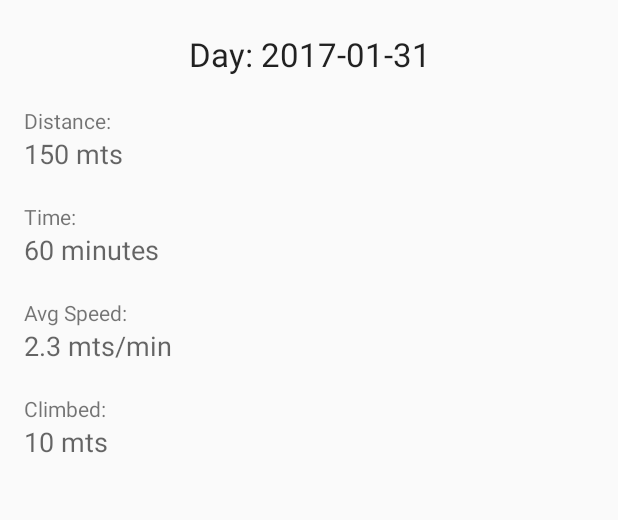
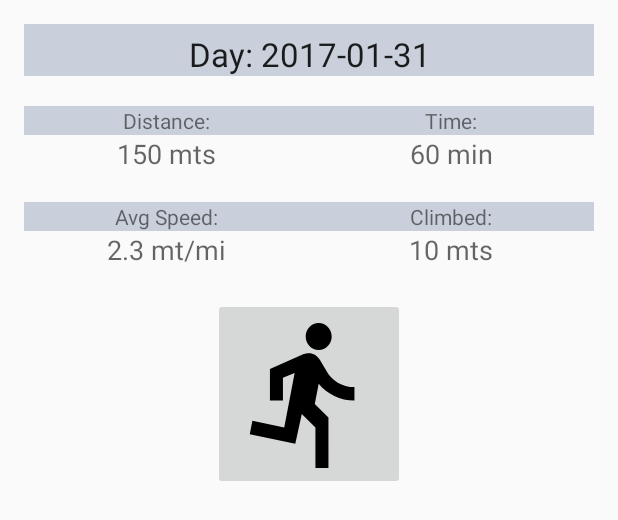
Before and after one commit to rrs2712/ActivityTracker, an Android app: the layout activity_record_details.xml on its own in the app's theme, with its tools: preview values and no code run, on a phone screen of 412 x 824 dp. Shown: the top 520 px of the screen. Run offline under Robolectric (Android 15) with nearby library versions, the light colour scheme and no system bars.

Commit message:
Layouts - activity_record_details changed - activity_main changed - icons gps_on & gps_off updated
Classes
- RecordDetails.java show location marks in google map through an intent added

```diff
--- /dev/null
+++ b/app/src/main/res/drawable/ic_directions_24dp.xml
@@ -0,0 +1,9 @@
+<vector xmlns:android="http://schemas.android.com/apk/res/android"
+        android:width="24dp"
+        android:height="24dp"
+        android:viewportWidth="24.0"
+        android:viewportHeight="24.0">
+    <path
+        android:fillColor="#FF000000"
+        android:pathData="M13.49,5.48c1.1,0 2,-0.9 2,-2s-0.9,-2 -2,-2 -2,0.9 -2,2 0.9,2 2,2zM9.89,19.38l1,-4.4 2.1,2v6h2v-7.5l-2.1,-2 0.6,-3c1.3,1.5 3.3,2.5 5.5,2.5v-2c-1.9,0 -3.5,-1 -4.3,-2.4l-1,-1.6c-0.4,-0.6 -1,-1 -1.7,-1 -0.3,0 -0.5,0.1 -0.8,0.1l-5.2,2.2v4.7h2v-3.4l1.8,-0.7 -1.6,8.1 -4.9,-1 -0.4,2 7,1.4z"/>
+</vector>
--- a/app/src/main/res/layout/activity_record_details.xml
+++ b/app/src/main/res/layout/activity_record_details.xml
@@ -18,58 +18,129 @@
         android:textAppearance="?android:attr/textAppearanceLarge"
         android:gravity="center"
         android:paddingTop="5dp"
+        android:background="@color/bluegray"
         android:id="@+id/tv_title"/>
+
+    <LinearLayout
+        android:layout_width="match_parent"
+        android:layout_height="wrap_content"
+        android:orientation="horizontal"
+        android:paddingTop="20dp">
+        <LinearLayout
+            android:layout_width="match_parent"
+            android:layout_height="wrap_content"
+            android:orientation="vertical"
+            android:layout_weight=".5">
 
             <TextView
                 android:text="Distance:"
                 android:layout_width="match_parent"
                 android:layout_height="wrap_content"
                 android:textAppearance="?android:attr/textAppearanceSmall"
-        android:paddingTop="20dp"/>
+                android:gravity="center"
+                android:background="@color/bluegray"/>
             <TextView
                 android:text="150 mts"
                 android:layout_width="match_parent"
                 android:layout_height="wrap_content"
                 android:textAppearance="?android:attr/textAppearanceMedium"
-        android:id="@+id/tv_distance" />
+                android:id="@+id/tv_distance"
+                android:gravity="center"/>
+
+        </LinearLayout>
+        <LinearLayout
+            android:layout_width="match_parent"
+            android:layout_height="wrap_content"
+            android:orientation="vertical"
+            android:layout_weight=".5">
 
             <TextView
                 android:text="Time:"
                 android:layout_width="match_parent"
                 android:layout_height="wrap_content"
                 android:textAppearance="?android:attr/textAppearanceSmall"
-        android:paddingTop="20dp"/>
+                android:gravity="center"
+                android:background="@color/bluegray"/>
             <TextView
-        android:text="60 minutes"
+                android:text="60 min"
                 android:layout_width="match_parent"
                 android:layout_height="wrap_content"
                 android:textAppearance="?android:attr/textAppearanceMedium"
-        android:id="@+id/tv_time" />
+                android:id="@+id/tv_time"
+                android:gravity="center"/>
+
+        </LinearLayout>
+    </LinearLayout>
+
+
+    <LinearLayout
+        android:layout_width="match_parent"
+        android:layout_height="wrap_content"
+        android:orientation="horizontal"
+        android:paddingTop="20dp">
+        <LinearLayout
+            android:layout_width="match_parent"
+            android:layout_height="wrap_content"
+            android:orientation="vertical"
+            android:layout_weight=".5">
 
             <TextView
                 android:text="Avg Speed:"
                 android:layout_width="match_parent"
                 android:layout_height="wrap_content"
                 android:textAppearance="?android:attr/textAppearanceSmall"
-        android:paddingTop="20dp"/>
+                android:gravity="center"
+                android:background="@color/bluegray"/>
             <TextView
-        android:text="2.3 mts/min"
+                android:text="2.3 mt/mi"
                 android:layout_width="match_parent"
                 android:layout_height="wrap_content"
                 android:textAppearance="?android:attr/textAppearanceMedium"
-        android:id="@+id/tv_speed" />
+                android:id="@+id/tv_speed"
+                android:gravity="center"/>
+
+        </LinearLayout>
+        <LinearLayout
+            android:layout_width="match_parent"
+            android:layout_height="wrap_content"
+            android:orientation="vertical"
+            android:layout_weight=".5">
 
             <TextView
                 android:text="Climbed:"
                 android:layout_width="match_parent"
                 android:layout_height="wrap_content"
                 android:textAppearance="?android:attr/textAppearanceSmall"
-        android:paddingTop="20dp"/>
+                android:gravity="center"
+                android:background="@color/bluegray"/>
             <TextView
                 android:text="10 mts"
                 android:layout_width="match_parent"
                 android:layout_height="wrap_content"
                 android:textAppearance="?android:attr/textAppearanceMedium"
-        android:id="@+id/tv_height" />
+                android:id="@+id/tv_height"
+                android:gravity="center"/>
 
         </LinearLayout>
+    </LinearLayout>
+
+    <LinearLayout
+        android:orientation="horizontal"
+        android:layout_width="match_parent"
+        android:layout_height="wrap_content"
+        android:paddingTop="20dp"
+        android:gravity="center">
+
+        <ImageButton
+            android:layout_width="128dp"
+            android:layout_height="128dp"
+            android:scaleType="fitXY"
+            android:src="@drawable/ic_directions_24dp"
+            android:id="@+id/btnMap"
+            android:onClick="onMap"/>
+
+    </LinearLayout>
+
+
+
+</LinearLayout>
```
Also changed, not shown: app/src/main/assets/References.txt (added, +46 -0 lines), app/src/main/java/com/g54mdp/cw2/activitytracker/RecordDetails.java (+99 -54 lines), app/src/main/res/layout/activity_main.xml (+2 -5 lines), app/src/main/res/drawable/gps_off.png, app/src/main/res/drawable/gps_on.png. Lines whose indentation alone changed are shown as unchanged.
